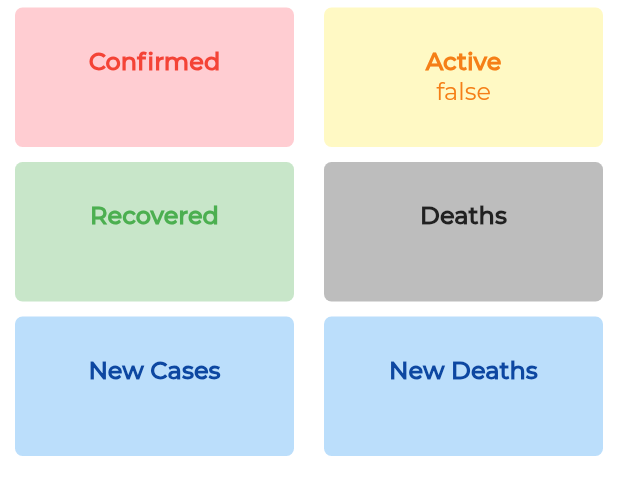
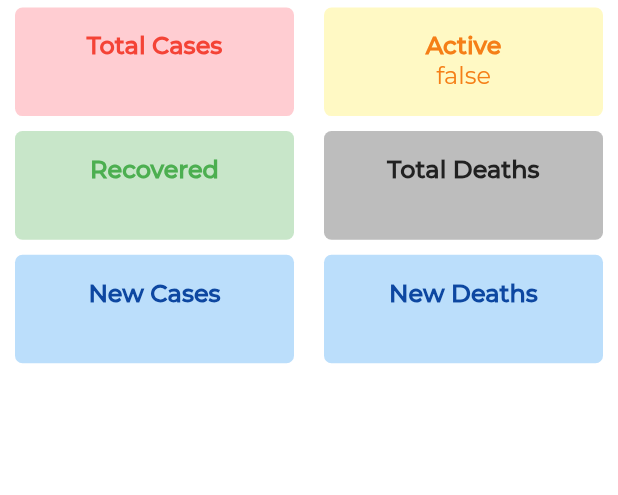
Before and after one commit to mmuhamadamirzaidi/Covid-19-Test-My, a Flutter app: the MywidePanel widget shown alone on an empty page, opened directly with empty values, on a phone screen of 412 x 824 dp. Shown: the top 495 px of the screen. Run offline on Flutter 3.47's test engine with Material 2 defaults, Android fonts, the phone set to English and light mode, and no system bars; our stand-ins replace dynamic_theme; network calls fail.

Commit message:
Update Aspect Ratio

```diff
--- a/lib/panels/mywidepanel.dart
+++ b/lib/panels/mywidepanel.dart
@@ -12,10 +12,10 @@ class MywidePanel extends StatelessWidget {
         shrinkWrap: true,
         physics: NeverScrollableScrollPhysics(),
         gridDelegate: SliverGridDelegateWithFixedCrossAxisCount(
-            crossAxisCount: 2, childAspectRatio: 2),
+            crossAxisCount: 2, childAspectRatio: 2.5),
         children: <Widget>[
           StatusPanel(
-            title: 'Confirmed',
+            title: 'Total Cases',
             panelColor: Colors.red[100],
             textColor: Colors.red,
             count: myData['cases'].toString(),
@@ -33,7 +33,7 @@ class MywidePanel extends StatelessWidget {
             count: myData['recovered'].toString(),
           ),
           StatusPanel(
-            title: 'Deaths',
+            title: 'Total Deaths',
             panelColor: Colors.grey[400],
             textColor: Colors.grey[900],
             count: myData['deaths'].toString(),
--- a/lib/panels/worldwidepanel.dart
+++ b/lib/panels/worldwidepanel.dart
@@ -12,10 +12,10 @@ class WorldwidePanel extends StatelessWidget {
         shrinkWrap: true,
         physics: NeverScrollableScrollPhysics(),
         gridDelegate: SliverGridDelegateWithFixedCrossAxisCount(
-            crossAxisCount: 2, childAspectRatio: 2),
+            crossAxisCount: 2, childAspectRatio: 2.5),
         children: <Widget>[
           StatusPanel(
-            title: 'Confirmed',
+            title: 'Total Cases',
             panelColor: Colors.red[100],
             textColor: Colors.red,
             count: worldData['cases'].toString(),
@@ -33,7 +33,7 @@ class WorldwidePanel extends StatelessWidget {
             count: worldData['recovered'].toString(),
           ),
           StatusPanel(
-            title: 'Deaths',
+            title: 'Total Deaths',
             panelColor: Colors.grey[400],
             textColor: Colors.grey[900],
             count: worldData['deaths'].toString(),
```
